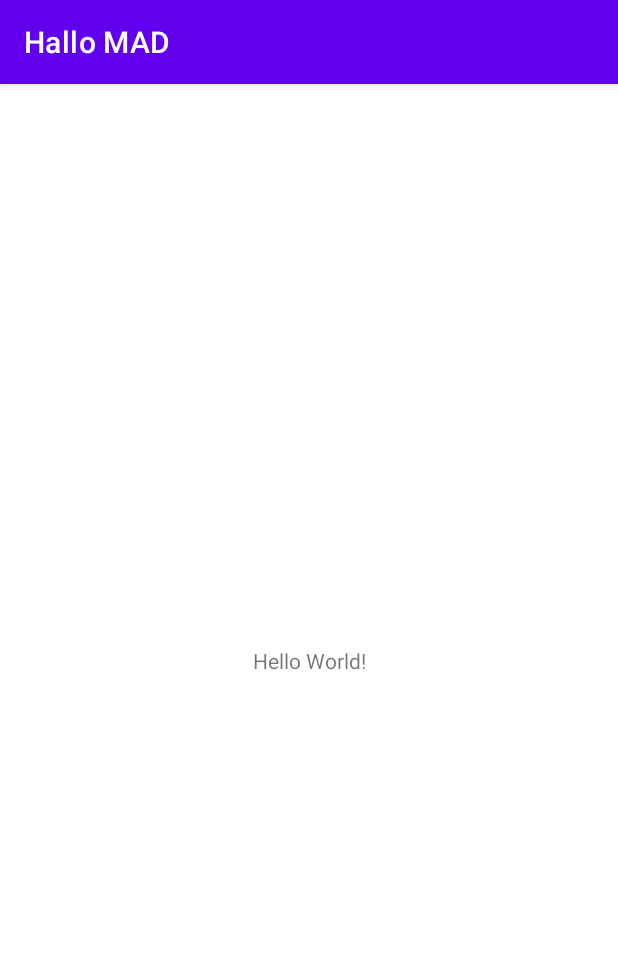
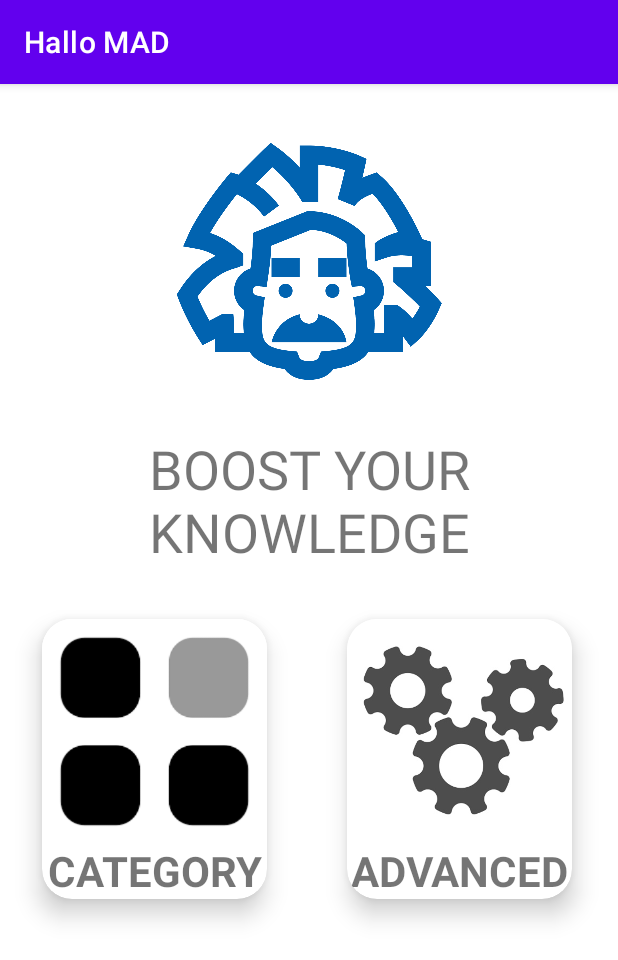
Before and after one commit to icicala/MAD, an Android app: the screen it shows after launch (MainActivity), on a phone screen of 412 x 824 dp. Shown: the top 960 px of the screen. Run offline under Robolectric (Android 15) with nearby library versions, the phone set to English and light mode, and no system bars.

Commit message:
feat(Start Page) Page 1: Start Page - 2 options: category and advanced

```diff
--- a/app/src/main/res/layout/activity_main.xml
+++ b/app/src/main/res/layout/activity_main.xml
@@ -6,13 +6,118 @@
     android:layout_height="match_parent"
     tools:context=".MainActivity">
 
+    <ImageView
+        android:id="@+id/einstein_img"
+        android:layout_width="match_parent"
+        android:layout_height="200dp"
+        android:layout_marginTop="16dp"
+        android:contentDescription="@string/albert_einstein_image"
+        app:layout_constraintCircleRadius="20dp"
+        app:layout_constraintEnd_toEndOf="parent"
+        app:layout_constraintStart_toStartOf="parent"
+        app:layout_constraintTop_toTopOf="parent"
+        app:srcCompat="@drawable/img_einstein" />
+
     <TextView
+        android:id="@+id/entry_message"
         android:layout_width="wrap_content"
         android:layout_height="wrap_content"
-        android:text="Hello World!"
-        app:layout_constraintBottom_toBottomOf="parent"
-        app:layout_constraintLeft_toLeftOf="parent"
-        app:layout_constraintRight_toRightOf="parent"
-        app:layout_constraintTop_toTopOf="parent" />
+        android:layout_marginTop="16dp"
+        android:gravity="center"
+        android:text="@string/boost_your_knowledge"
+        android:textSize="36sp"
+        app:layout_constraintEnd_toEndOf="parent"
+        app:layout_constraintStart_toStartOf="parent"
+        app:layout_constraintTop_toBottomOf="@+id/einstein_img" />
+
+    <androidx.cardview.widget.CardView
+        android:id="@+id/cardView"
+        android:layout_width="wrap_content"
+        android:layout_height="wrap_content"
+        android:layout_margin="10dp"
+        android:layout_marginStart="8dp"
+        android:layout_marginTop="10dp"
+        app:cardBackgroundColor="@color/white"
+        app:cardCornerRadius="20dp"
+        app:cardElevation="10dp"
+        app:cardMaxElevation="12dp"
+        app:cardPreventCornerOverlap="true"
+        app:cardUseCompatPadding="true"
+        app:layout_constraintStart_toStartOf="parent"
+        app:layout_constraintTop_toBottomOf="@+id/entry_message">
+
+        <RelativeLayout
+            android:layout_width="match_parent"
+            android:layout_height="match_parent">
+
+            <ImageView
+                android:id="@+id/id_categoryImg"
+                android:layout_width="150dp"
+                android:layout_height="150dp"
+                android:background="@color/white"
+                android:contentDescription="@string/category_image"
+                app:srcCompat="@drawable/category" />
+
+            <TextView
+                android:id="@+id/id_categoryText"
+                android:layout_width="150dp"
+                android:layout_height="wrap_content"
+                android:layout_below="@+id/id_categoryImg"
+                android:layout_alignParentStart="true"
+                android:layout_marginStart="0dp"
+                android:layout_marginTop="-1dp"
+                android:gravity="center"
+                android:text="@string/category"
+                android:textSize="28sp"
+                android:textStyle="bold" />
+        </RelativeLayout>
+    </androidx.cardview.widget.CardView>
+
+    <androidx.cardview.widget.CardView
+        android:id="@+id/cardView2"
+        android:layout_width="wrap_content"
+        android:layout_height="wrap_content"
+        android:layout_marginStart="16dp"
+        android:layout_marginTop="10dp"
+        android:layout_marginEnd="8dp"
+        app:cardBackgroundColor="@color/white"
+        app:cardCornerRadius="20dp"
+        app:cardElevation="10dp"
+        app:cardMaxElevation="12dp"
+        app:cardPreventCornerOverlap="true"
+        app:cardUseCompatPadding="true"
+        app:layout_constraintEnd_toEndOf="parent"
+        app:layout_constraintHorizontal_bias="0.272"
+        app:layout_constraintStart_toEndOf="@+id/cardView"
+        app:layout_constraintTop_toBottomOf="@+id/entry_message">
+
+        <RelativeLayout
+            android:layout_width="match_parent"
+            android:layout_height="match_parent"
+            android:focusable="true">
+
+            <ImageView
+                android:id="@+id/id_advancedImg"
+                android:layout_width="150dp"
+                android:layout_height="150dp"
+                android:contentDescription="@string/advanced_image"
+                app:srcCompat="@drawable/advanced" />
+
+            <TextView
+                android:id="@+id/id_advancedText"
+                android:layout_width="150dp"
+                android:layout_height="wrap_content"
+                android:layout_below="@+id/id_advancedImg"
+                android:layout_alignParentStart="true"
+                android:layout_marginStart="0dp"
+                android:layout_marginTop="-1dp"
+                android:gravity="center"
+                android:text="@string/advanced"
+                android:textSize="28sp"
+                android:textStyle="bold" />
+
+        </RelativeLayout>
+
+    </androidx.cardview.widget.CardView>
 
 </androidx.constraintlayout.widget.ConstraintLayout>
--- a/app/src/main/res/values/strings.xml
+++ b/app/src/main/res/values/strings.xml
@@ -1,3 +1,9 @@
 <resources>
     <string name="app_name">Hallo MAD</string>
+    <string name="albert_einstein_image">Albert Einstein Image</string>
+    <string name="boost_your_knowledge">BOOST YOUR KNOWLEDGE</string>
+    <string name="category_image">Category Image</string>
+    <string name="category">CATEGORY</string>
+    <string name="advanced_image">Advanced Image</string>
+    <string name="advanced">ADVANCED</string>
 </resources>
```
Also changed, not shown: app/src/main/res/drawable/advanced.jpg (added), app/src/main/res/drawable/category.png (added), app/src/main/res/drawable/img_einstein.png (added).
